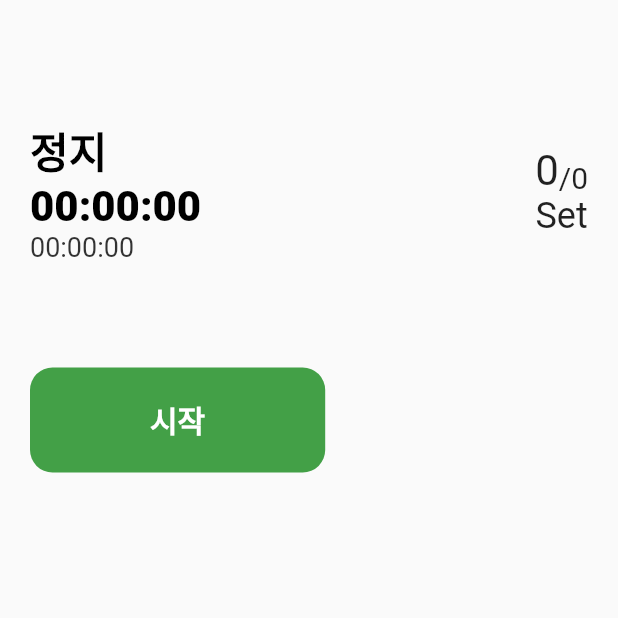
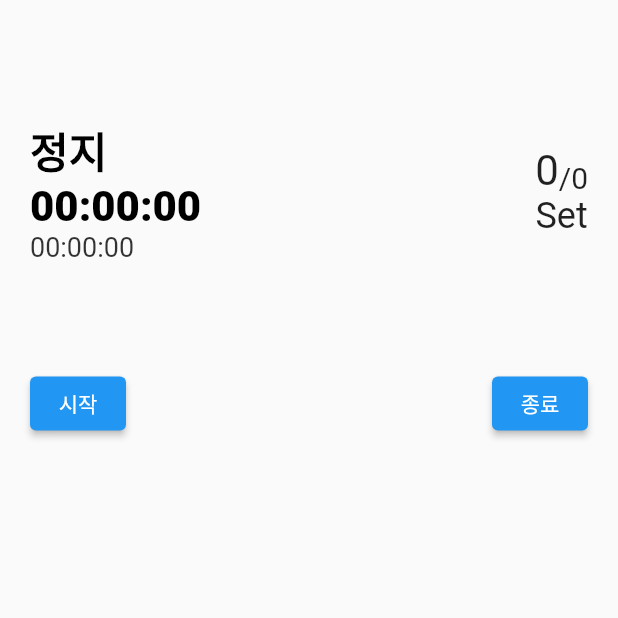
Before and after one commit to woajun/hf_app, a Flutter app: the screen it shows after launch, on a phone screen of 412 x 824 dp, the top half of it. Run offline on Flutter 3.47's test engine with Material 2 defaults, Android fonts, the phone set to English and light mode, and no system bars.

Commit message:
use ElevatedButton

```diff
--- a/lib/main.dart
+++ b/lib/main.dart
@@ -85,26 +85,23 @@ class App extends StatelessWidget {
                 const SizedBox(
                   height: 70,
                 ),
-                Container(
-                  decoration: BoxDecoration(
-                    color: Colors.green.shade600,
-                    borderRadius: BorderRadius.circular(15),
-                  ),
-                  child: const Padding(
-                    padding: EdgeInsets.symmetric(
-                      horizontal: 80,
-                      vertical: 20,
+                Row(
+                  mainAxisAlignment: MainAxisAlignment.spaceBetween,
+                  children: [
+                    ElevatedButton(
+                      onPressed: () {
+                        print('Hi!');
+                      },
+                      child: const Text('시작'),
                     ),
-                    child: Text(
-                      '시작',
-                      style: TextStyle(
-                        color: Colors.white,
-                        fontWeight: FontWeight.w800,
-                        fontSize: 20,
-                      ),
+                    ElevatedButton(
+                      onPressed: () {
+                        print('Hi!');
+                      },
+                      child: const Text('종료'),
                     ),
-                  ),
-                )
+                  ],
+                ),
               ],
             ),
           ),
```
